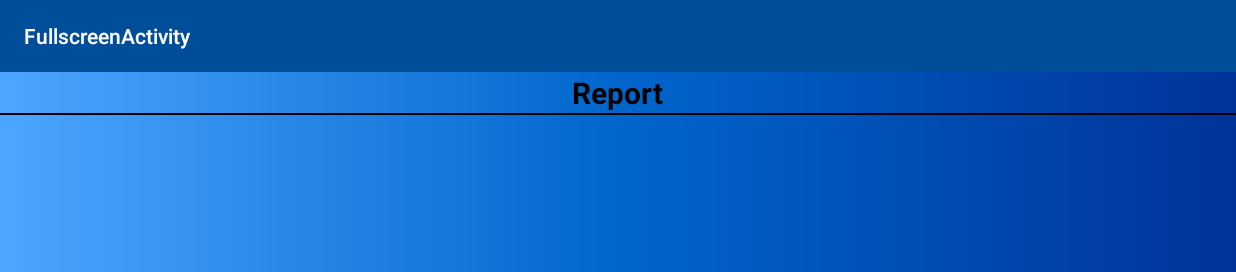
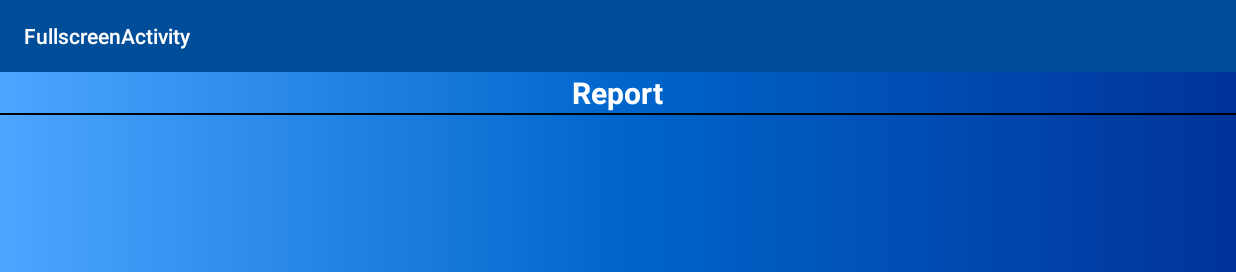
Before and after one commit to softwrengr/Utalent_Student_Management, an Android app: the fragment ReportFragment placed in its activity, on a phone screen of 824 x 412 dp (held sideways). Shown: the top 272 px of the screen. Run offline under Robolectric (Android 15) with nearby library versions, the phone set to English and light mode, and no system bars; our stand-ins replace Volley; network calls fail.

Commit message:
monthly fee report api done

```diff
--- /dev/null
+++ b/app/src/main/java/utalent/square/developer/utalent/Adapters/MonthlyFeeAdapter.java
@@ -0,0 +1,60 @@
+package utalent.square.developer.utalent.Adapters;
+
+import android.content.Context;
+import android.support.annotation.NonNull;
+import android.support.v7.widget.RecyclerView;
+import android.view.LayoutInflater;
+import android.view.View;
+import android.view.ViewGroup;
+import android.widget.LinearLayout;
+import android.widget.TextView;
+import android.widget.Toast;
+
+import java.util.ArrayList;
+
+import utalent.square.developer.utalent.Models.AddStudentModel;
+import utalent.square.developer.utalent.Models.FeeReportModel;
+import utalent.square.developer.utalent.R;
+
+public class MonthlyFeeAdapter  extends RecyclerView.Adapter<MonthlyFeeAdapter.MyViewHolder> {
+    ArrayList<FeeReportModel> feeReportModelArrayList;
+    Context context;
+
+    public MonthlyFeeAdapter(Context context, ArrayList<FeeReportModel> editLicensesModelArrayList) {
+        this.context = context;
+        this.feeReportModelArrayList = editLicensesModelArrayList;
+    }
+
+    @NonNull
+    @Override
+    public MonthlyFeeAdapter.MyViewHolder onCreateViewHolder(ViewGroup parent, int viewType) {
+        View rootView = LayoutInflater.from(parent.getContext()).inflate(R.layout.monthly_report_layout, parent, false);
+        return new MonthlyFeeAdapter.MyViewHolder(rootView);
+    }
+
+    @Override
+    public void onBindViewHolder(@NonNull MyViewHolder holder, int position) {
+     FeeReportModel feeReportModel = feeReportModelArrayList.get(position);
+     holder.tvmonthName.setText(feeReportModel.getMonthName());
+     holder.tvmonthlyFee.setText(feeReportModel.getMonthlyFee());
+     holder.tvMonthlystudent.setText(feeReportModel.getMonthlyTotalStudents());
+    }
+
+
+    @Override
+    public int getItemCount() {
+        return feeReportModelArrayList.size();
+    }
+
+    public class MyViewHolder extends RecyclerView.ViewHolder {
+        TextView tvmonthName,tvMonthlystudent;
+        TextView tvmonthlyFee;
+
+        public MyViewHolder(View itemView) {
+            super(itemView);
+            tvmonthName = itemView.findViewById(R.id.tvMonthName);
+            tvmonthlyFee = itemView.findViewById(R.id.tvMonthlyFee);
+            tvMonthlystudent = itemView.findViewById(R.id.tvMonthlystudent);
+        }
+    }
+}
--- a/app/src/main/java/utalent/square/developer/utalent/Fragments/ReportFragment.java
+++ b/app/src/main/java/utalent/square/developer/utalent/Fragments/ReportFragment.java
@@ -4,22 +4,123 @@ import android.content.Context;
 import android.net.Uri;
 import android.os.Bundle;
 import android.app.Fragment;
+import android.support.v7.widget.LinearLayoutManager;
 import android.support.v7.widget.RecyclerView;
+import android.util.Log;
 import android.view.LayoutInflater;
 import android.view.View;
 import android.view.ViewGroup;
 
+import com.android.volley.DefaultRetryPolicy;
+import com.android.volley.Request;
+import com.android.volley.RequestQueue;
+import com.android.volley.Response;
+import com.android.volley.VolleyError;
+import com.android.volley.toolbox.StringRequest;
+import com.android.volley.toolbox.Volley;
+
+import org.json.JSONArray;
+import org.json.JSONException;
+import org.json.JSONObject;
+
+import java.util.ArrayList;
+
+import utalent.square.developer.utalent.Adapters.FeeReportAdapter;
+import utalent.square.developer.utalent.Adapters.MonthlyFeeAdapter;
+import utalent.square.developer.utalent.Models.AddStudentModel;
+import utalent.square.developer.utalent.Models.FeeReportModel;
+import utalent.square.developer.utalent.Models.SpecificStudentModel;
 import utalent.square.developer.utalent.R;
+import utalent.square.developer.utalent.Utils.AlertUtils;
 
 public class ReportFragment extends Fragment {
     android.support.v7.app.AlertDialog alertDialog;
-    RecyclerView rvReport;
+    RecyclerView rvMonthReport;
+    ArrayList<FeeReportModel> feeReportModelArrayList;
+    MonthlyFeeAdapter monthlyFeeAdapter;
 
     @Override
     public View onCreateView(LayoutInflater inflater, ViewGroup container,
                              Bundle savedInstanceState) {
         // Inflate the layout for this fragment
         View view = inflater.inflate(R.layout.fragment_report, container, false);
+        rvMonthReport = view.findViewById(R.id.rvMonthlyReport);
+        apiSetMonthlyReport();
         return view;
     }
+
+    public void apiSetMonthlyReport() {
+        rvMonthReport.setLayoutManager(new LinearLayoutManager(getActivity()));
+        feeReportModelArrayList = new ArrayList<>();
+        apiCallFeeReport();
+        if (alertDialog == null)
+            alertDialog = AlertUtils.createProgressDialog(getActivity());
+        alertDialog.show();
+        monthlyFeeAdapter = new MonthlyFeeAdapter(getActivity(), feeReportModelArrayList);
+        rvMonthReport.setAdapter(monthlyFeeAdapter);
+
+    }
+
+    private void apiCallFeeReport() {
+        StringRequest stringRequest = new StringRequest(Request.Method.GET, "https://chritmis.com/Utalent_Api/month_record.php"
+                , new Response.Listener<String>() {
+            @Override
+            public void onResponse(String response) {
+                alertDialog.dismiss();
+                Log.d("response", response);
+                if (response.contains("200")) {
+                    try {
+                        if (alertDialog != null)
+                            alertDialog.dismiss();
+
+                        JSONObject jsonObject = new JSONObject(response);
+                        JSONArray jsonArr = jsonObject.getJSONArray("data");
+                        for (int i = 0; i < jsonArr.length(); i++) {
+                            JSONObject temp = jsonArr.getJSONObject(i);
+                            FeeReportModel model = new FeeReportModel();
+
+                            String monthName = temp.getString("collection_date");
+                            String monthlyFee = temp.getString("SUM(fee_amount)");
+                            String monthlyStd = temp.getString("count(*)");
+                            model.setMonthName(monthName);
+                            model.setMonthlyFee(monthlyFee);
+                            model.setMonthlyTotalStudents(monthlyStd);
+
+                            feeReportModelArrayList.add(model);
+                        }
+                        monthlyFeeAdapter.notifyDataSetChanged();
+
+                    } catch (JSONException e) {
+                        e.printStackTrace();
+                        if (alertDialog != null)
+                            alertDialog.dismiss();
+                    }
+
+
+                } else {
+
+                }
+            }
+
+        }, new Response.ErrorListener() {
+            @Override
+            public void onErrorResponse(VolleyError error) {
+                if (alertDialog != null)
+                    alertDialog.dismiss();
+
+            }
+        }) {
+            @Override
+            public String getBodyContentType() {
+                return "application/x-www-form-urlencoded;charset=UTF-8";
+            }
+
+        };
+        RequestQueue mRequestQueue = Volley.newRequestQueue(getActivity());
+        stringRequest.setRetryPolicy(new DefaultRetryPolicy(20000,
+                DefaultRetryPolicy.DEFAULT_MAX_RETRIES,
+                DefaultRetryPolicy.DEFAULT_BACKOFF_MULT));
+        mRequestQueue.add(stringRequest);
+
+    }
 }
--- /dev/null
+++ b/app/src/main/res/layout-land/fragment_report.xml
@@ -0,0 +1,45 @@
+<?xml version="1.0" encoding="utf-8"?>
+<LinearLayout xmlns:android="http://schemas.android.com/apk/res/android"
+    xmlns:tools="http://schemas.android.com/tools"
+    android:layout_width="match_parent"
+    android:layout_height="match_parent"
+    android:orientation="vertical"
+    android:background="@drawable/splash_background"
+    tools:context=".Fragments.ReportFragment">
+
+
+    <TextView
+        android:layout_width="wrap_content"
+        android:layout_height="wrap_content"
+        android:layout_gravity="center"
+        android:text="Report"
+        android:textSize="20sp"
+        android:textStyle="bold"
+        android:textColor="#fff"/>
+
+    <View
+        android:layout_width="match_parent"
+        android:layout_height="1dp"
+        android:background="#000"/>
+
+    <android.support.v7.widget.RecyclerView
+        android:id="@+id/rvMonthlyReport"
+        android:layout_width="wrap_content"
+        android:layout_height="200sp"
+        android:orientation="vertical"
+        android:scrollbars="vertical"
+        android:layout_marginLeft="20sp"
+        android:layout_marginTop="10sp">
+
+    </android.support.v7.widget.RecyclerView>
+
+    <Button
+        android:id="@+id/btnExport"
+        android:layout_width="200sp"
+        android:layout_height="wrap_content"
+        android:text="Export to Excel"
+        android:layout_gravity="center"
+        android:layout_marginTop="10sp"
+        android:background="@drawable/btnripple"/>
+
+</LinearLayout>
```
Also changed, not shown: app/src/main/java/utalent/square/developer/utalent/Adapters/FeeReportAdapter.java (+43 -0 lines), app/src/main/java/utalent/square/developer/utalent/Models/FeeReportModel.java (added, +31 -0 lines), app/src/main/res/layout-land/custom_report_layout.xml (added, +13 -0 lines), app/src/main/res/layout-land/monthly_report_layout.xml (added, +53 -0 lines).
